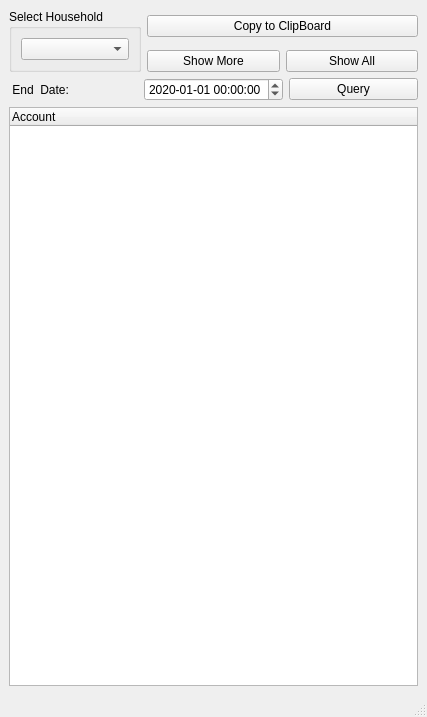
This is app/financial_statement/financial_statement.ui in cowtony/BookKeeping as Qt 5 draws it before an edit. The edited form follows.
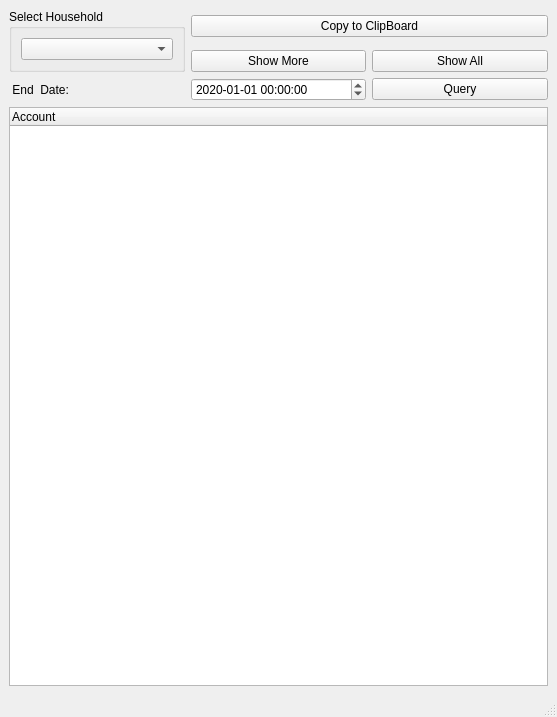
This is the edited form. Icons and pictures are not drawn.

Patch:
```diff
--- a/app/financial_statement/financial_statement.ui
+++ b/app/financial_statement/financial_statement.ui
@@ -6,7 +6,7 @@
    <rect>
     <x>0</x>
     <y>0</y>
-    <width>427</width>
+    <width>557</width>
     <height>717</height>
    </rect>
   </property>
```
Left out of the diff: 4 changed lines with no effect on the pictures.
